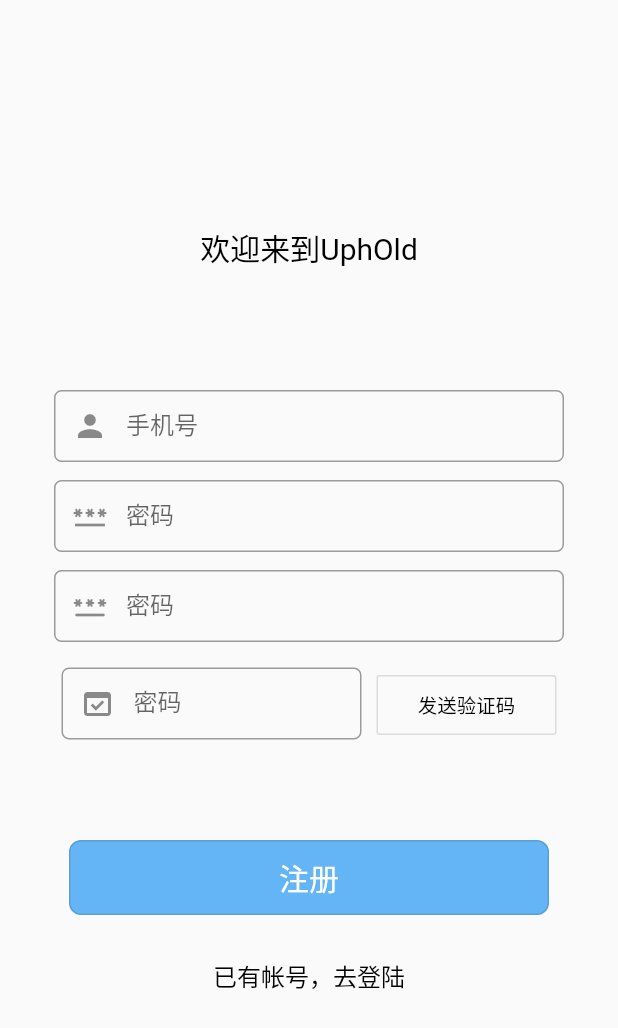
After one commit to m47m/UpHold, a Flutter app: the Login screen opened by its route, after a tap on "还没有账户，去注册", on a phone screen of 412 x 824 dp. The commit adds this screen. Shown: the top 1028 px of the screen. Run offline on Flutter 3.47's test engine with Material 2 defaults, Android fonts, the phone set to English and light mode, and no system bars; our stand-ins replace carousel_slider, photo_view, shared_preferences; missing offline and left inert: flutter_verification_box; accounts and stored records are empty; network calls fail.

Commit message:
register des April 24 2022

```diff
--- a/lib/main.dart
+++ b/lib/main.dart
@@ -9,6 +9,7 @@ import 'package:uphold/pages/Persons/Collections.dart';
 import 'package:uphold/pages/Persons/Message.dart';
 import 'package:uphold/pages/Persons/MsgDetails.dart';
 import 'package:uphold/pages/Persons/Record.dart';
+import 'package:uphold/pages/Register.dart';
 import 'package:uphold/pages/Reservation.dart';
 import 'components/PhotoViewSimpleScreen.dart';
 import 'pages/Tabs.dart';
@@ -56,6 +57,7 @@ class _MyAppState extends State<MyApp> {
       routes: {
         '/tabs':(context)=>(Tabs()),
         '/login':(context)=>(Login()),
+        '/register':(context)=>(Register()),
         '/message':(context)=>(Message()),
         '/record':(context)=>(Record()),
         '/collections':(context)=>(Collections()),
--- a/lib/pages/Login.dart
+++ b/lib/pages/Login.dart
@@ -1,6 +1,7 @@
 import 'package:flutter/material.dart';
 import 'package:http/http.dart' as http;
 import 'package:shared_preferences/shared_preferences.dart';
+import 'package:uphold/pages/Register.dart';
 import 'dart:convert' ;
 import 'Tabs.dart';
 
@@ -57,7 +58,7 @@ class _LoginState extends State<Login> {
           mainAxisAlignment: MainAxisAlignment.start,
           children: [
             Text(
-              '欢迎来到UphOld',
+              '欢迎进入UphOld',
               style: TextStyle(color: Colors.black, fontSize: 20),
             ),
             SizedBox(
@@ -66,7 +67,7 @@ class _LoginState extends State<Login> {
             ),
             SizedBox(
               height: 80,
-              width: 320,
+              width: 340,
               child: TextField(
                 decoration: InputDecoration(
                     hintText: '请输入手机号',
@@ -89,7 +90,7 @@ class _LoginState extends State<Login> {
               ),
             ),
             SizedBox(
-              width: 320,
+              width: 340,
               child: TextField(
                 textInputAction: TextInputAction.go,
                 obscureText: true,
@@ -117,20 +118,49 @@ class _LoginState extends State<Login> {
               height: 60,
             ),
             Container(
-              width: 120,
+              width: 320,
               height: 50,
               child: OutlinedButton(
+                style: ButtonStyle(
+                    backgroundColor: MaterialStateProperty.all(Colors.blue.shade300),
+                    shape: MaterialStateProperty.all(
+                      RoundedRectangleBorder(
+                        borderRadius: BorderRadius.circular(8),
+                      ),
+                    ),
+                ),
                   onPressed: ()  {
                     _login();
                   },
                   child: Text(
                     "登录",
                     style: TextStyle(
-                        color: Colors.black,
+                        color: Colors.white,
                         fontWeight: FontWeight.w400,
-                        fontSize: 17),
+                        fontSize: 20),
                   )),
             ),
+            SizedBox(
+              height: 15,
+            ),
+
+            Container(
+              width: 320,
+              height: 50,
+              alignment: Alignment.center,
+              child: GestureDetector(
+                  child: Text("还没有账户，去注册",
+                    style: TextStyle(
+                        color: Colors.black,
+                        fontWeight: FontWeight.w300,
+                        fontSize: 16),),
+                  onTap: () {
+                    Navigator.of(context).push(MaterialPageRoute(
+                        builder: (context) => Register()));
+                  }
+              ),
+            ),
+
           ],
         ),
       ),
--- /dev/null
+++ b/lib/pages/Register.dart
@@ -0,0 +1,347 @@
+import 'dart:async';
+import 'dart:convert';
+
+import 'package:flutter/material.dart';
+import 'package:http/http.dart' as http;
+
+import 'Login.dart';
+
+import 'package:flutter_verification_box/verification_box.dart';
+
+class Register extends StatefulWidget {
+  const Register({Key? key}) : super(key: key);
+
+  @override
+  _RegisterState createState() => _RegisterState();
+}
+
+class _RegisterState extends State<Register> {
+  bool isButtonEnable = true; //按钮状态  是否可点击
+  String buttonText = '发送验证码'; //初始文本
+  int count = 60; //初始倒计时时间
+  Timer? timer; //倒计时的计时器
+  TextEditingController mController = TextEditingController();
+
+  String tel = "";
+  String password = "";
+  String password2 = "";
+  String code = "";
+  String API = "http://api.uphold.tongtu.xyz";
+
+  void _initTimer() {
+    timer = new Timer.periodic(Duration(seconds: 1), (Timer timer) {
+      count--;
+      setState(() {
+        if (count == 0) {
+          timer.cancel(); //倒计时结束取消定时器
+          isButtonEnable = true; //按钮可点击
+          count = 60; //重置时间
+          buttonText = '发送验证码'; //重置按钮文本
+        } else {
+          buttonText = '重新发送($count)'; //更新文本内容
+        }
+      });
+    });
+  }
+
+  void _buttonClickListen() {
+    setState(() {
+      if (isButtonEnable) {
+        //当按钮可点击时
+        isButtonEnable = false; //按钮状态标记
+        _initTimer();
+        return null; //返回null按钮禁止点击
+      } else {
+        //当按钮不可点击时
+//        debugPrint('false');
+        return null; //返回null按钮禁止点击
+      }
+    });
+  }
+
+  @override
+  void dispose() {
+    timer?.cancel(); //销毁计时器
+    timer = null;
+    mController.dispose();
+    super.dispose();
+  }
+
+  _register() async {
+    print("注册信息：tel："+tel+"password："+password+"code："+ this.code);
+    //var url = Uri.parse(API+"/user/login?username="+this.tel+"&password="+this.password);
+    var url = Uri.parse(API+"/user/register");
+
+    Map data = {
+      'phone': this.tel,
+      'password': this.password,
+      'code':this.code,
+    };
+    var body = json.encode(data);
+    var response = await http.post(url, headers: {"Content-Type": "application/json"},body: body);
+    print('Response body: ${response.body}');
+    var responseJson = json.decode(response.body);
+
+  }
+
+  @override
+  Widget build(BuildContext context) {
+    return Scaffold(
+      resizeToAvoidBottomInset: false,
+      body: Container(
+        alignment: Alignment.center,
+        margin: EdgeInsets.fromLTRB(0, 150, 0, 0),
+        child: Column(
+          mainAxisAlignment: MainAxisAlignment.start,
+          children: [
+            Text(
+              '欢迎来到UphOld',
+              style: TextStyle(color: Colors.black, fontSize: 20),
+            ),
+
+            SizedBox(
+              height: 80,
+              width: 20,
+            ),
+
+            //手机号
+            SizedBox(
+              height: 60,
+              width: 340,
+              child: TextField(
+                decoration: InputDecoration(
+                    hintText: '请输入手机号',
+                    labelText: '手机号',
+                    border: OutlineInputBorder(
+                      borderRadius: BorderRadius.all(
+                        /// 里面的数值尽可能大才是左右半圆形，否则就是普通的圆角形
+                        Radius.circular(5),
+                      ),
+                    ),
+
+                    ///设置内容内边距
+                    contentPadding: EdgeInsets.only(
+                      top: 0,
+                      bottom: 0,
+                    ),
+                    prefixIcon: Icon(Icons.person)),
+                onChanged: (text) {
+                  this.tel = text;
+                },
+              ),
+            ),
+
+            //密码
+            SizedBox(
+              height: 60,
+              width: 340,
+              child: TextField(
+                textInputAction: TextInputAction.go,
+                obscureText: true,
+                decoration: InputDecoration(
+                    hintText: '请输入密码',
+                    labelText: '密码',
+                    border: OutlineInputBorder(
+                      borderRadius: BorderRadius.all(
+                        /// 里面的数值尽可能大才是左右半圆形，否则就是普通的圆角形
+                        Radius.circular(5),
+                      ),
+                    ),
+
+                    ///设置内容内边距
+                    contentPadding: EdgeInsets.only(
+                      top: 0,
+                      bottom: 0,
+                    ),
+                    prefixIcon: Icon(Icons.password)),
+                onChanged: (text) {
+                  this.password = text;
+                },
+              ),
+            ),
+
+            //确认密码
+            SizedBox(
+              height: 60,
+              width: 340,
+              child: TextField(
+                textInputAction: TextInputAction.go,
+                obscureText: true,
+                decoration: InputDecoration(
+                    hintText: '请输入密码',
+                    labelText: '密码',
+                    border: OutlineInputBorder(
+                      borderRadius: BorderRadius.all(
+                        /// 里面的数值尽可能大才是左右半圆形，否则就是普通的圆角形
+                        Radius.circular(5),
+                      ),
+                    ),
+
+                    ///设置内容内边距
+                    contentPadding: EdgeInsets.only(
+                      top: 0,
+                      bottom: 0,
+                    ),
+                    prefixIcon: Icon(Icons.password_rounded)),
+                onChanged: (text) {
+                  this.password2 = text;
+                },
+              ),
+            ),
+            //验证码
+
+            SizedBox(
+                height: 60,
+                width: 340,
+                child: Row(
+                  mainAxisAlignment: MainAxisAlignment.spaceAround,
+                  children: [
+                    Container(
+                      width: 200,
+                      height: 50,
+                      child: TextField(
+                        textInputAction: TextInputAction.go,
+                        // obscureText: true,
+                        decoration: InputDecoration(
+                            hintText: '请输入密码',
+                            labelText: '密码',
+                            border: OutlineInputBorder(
+                              borderRadius: BorderRadius.all(
+                                /// 里面的数值尽可能大才是左右半圆形，否则就是普通的圆角形
+                                Radius.circular(5),
+                              ),
+                            ),
+
+                            ///设置内容内边距
+                            contentPadding: EdgeInsets.only(
+                              top: 0,
+                              bottom: 0,
+                            ),
+                            prefixIcon: Icon(Icons.domain_verification)),
+                        onChanged: (text) {
+                          this.code = text;
+                        },
+                      ),
+                    ),
+
+
+                    Container(
+                      width: 120,
+                      height: 40,
+                      child: OutlinedButton(
+                          style: ButtonStyle(
+                            // backgroundColor: MaterialStateProperty.all(Colors.blue.shade100),
+                            shape: MaterialStateProperty.all(
+                              RoundedRectangleBorder(
+                                borderRadius: BorderRadius.circular(2),
+                              ),
+                            ),
+                          ),
+                          onPressed: () {
+                            setState(() {
+                              _buttonClickListen();
+                            });
+                          },
+                          child: Text(
+                            '$buttonText',
+                            style: TextStyle(
+                              color: Colors.black,
+                                fontWeight: FontWeight.w400, fontSize: 13),
+                          )),
+                    ),
+
+//                     Container(
+//                       width: 80,
+//
+//
+//
+//                       child: FlatButton(
+//                         disabledColor: Colors.grey.withOpacity(0.1),
+//                         //按钮禁用时的颜色
+//                         disabledTextColor: Colors.white,
+//                         //按钮禁用时的文本颜色
+//                         textColor: isButtonEnable
+//                             ? Colors.white
+//                             : Colors.black.withOpacity(0.2),
+//                         //文本颜色
+//                         color: isButtonEnable
+//                             ? Color(0xff44c5fe)
+//                             : Colors.grey.withOpacity(0.1),
+//                         //按钮的颜色
+//                         splashColor: isButtonEnable
+//                             ? Colors.white.withOpacity(0.1)
+//                             : Colors.transparent,
+//
+//                         shape: StadiumBorder(side: BorderSide.none),
+//                         onPressed: () {
+//                           setState(() {
+//                             _buttonClickListen();
+//                           });
+//                         },
+// //                        child: Text('重新发送 (${secondSy})'),
+//                         child: Text(
+//                           '$buttonText',
+//                           style: TextStyle(
+//                             fontSize: 13,
+//                           ),
+//                         ),
+//                       ),
+//
+//                     ),
+                  ],
+                )),
+
+            SizedBox(
+              height: 60,
+            ),
+
+            Container(
+              width: 320,
+              height: 50,
+              child: OutlinedButton(
+                  style: ButtonStyle(
+                    backgroundColor:
+                        MaterialStateProperty.all(Colors.blue.shade300),
+                    shape: MaterialStateProperty.all(
+                      RoundedRectangleBorder(
+                        borderRadius: BorderRadius.circular(8),
+                      ),
+                    ),
+                  ),
+                  onPressed: () {
+                    _register();
+                  },
+                  child: Text(
+                    "注册",
+                    style: TextStyle(
+                        color: Colors.white,
+                        fontWeight: FontWeight.w400,
+                        fontSize: 20),
+                  )),
+            ),
+            SizedBox(
+              height: 15,
+            ),
+
+            Container(
+              width: 320,
+              height: 50,
+              alignment: Alignment.center,
+              child: GestureDetector(
+                  child: Text(
+                    "已有帐号，去登陆",
+                    style: TextStyle(
+                        color: Colors.black,
+                        fontWeight: FontWeight.w300,
+                        fontSize: 16),
+                  ),
+                  onTap: () {
+                    Navigator.of(context).pop();
+                  }),
+            ),
+          ],
+        ),
+      ),
+    );
+  }
+}
--- a/lib/pages/Reservation.dart
+++ b/lib/pages/Reservation.dart
@@ -1,32 +1,98 @@
+import 'dart:collection';
+
 import 'package:flutter/material.dart';
 
-
 class FMRadioModel extends Object {
-
   int index;
   String text;
 
   FMRadioModel(this.index, this.text);
 }
 
+
+//预约表单
+class Appointment {
+  String id;
+  String start_time;
+  String end_time;
+  String gym_area;
+
+  Appointment(this.id, this.start_time, this.end_time, this.gym_area);
+}
+
+
+//时间段类
+class Period {
+  String start_time;
+  String end_time;
+  String id;
+  Period(this.start_time, this.end_time,this.id);
+}
+
+
+//日期对应的场所数组，以及场所对应的时间段数组
+class dData {
+  List<String> area;
+  HashMap<String, List<Period>>? map;
+  dData(this.area, this.map);
+
+}
+
 class Reservartion extends StatefulWidget {
   String title = " ";
 
-  Reservartion({Key? key,required this.title}) : super(key: key);
+  Reservartion({Key? key, required this.title}) : super(key: key);
 
   @override
   _ReservartionState createState() => _ReservartionState(title);
+
+//List<Appointment> list;
+//Reservartion({Key? key,required this.list}) : super(key: key);
+
+// @override
+// _ReservartionState createState() => _ReservartionState(this.list);
+
 }
 
 class _ReservartionState extends State<Reservartion> {
-  _ReservartionState( this.title){
-  }
+  String title = "";
+  String ReservationStatus = "0/100人";
+  String ReservationVenues = "";
 
-  List <FMRadioModel> _datas = [];
-  List <FMRadioModel> _datas2 = [];
+  List<FMRadioModel> _datas = [];
+  List<FMRadioModel> _datas2 = [];
 
   int groupValueOfTimeline = 1;
   int groupValueOfVenues = 1;
+
+  _ReservartionState(this.title) {
+
+  }
+
+  // List<Appointment> list;
+  // _ReservartionState( this.list){
+  // }
+
+  // List<String>? _list_date;
+  // List<String>? _list_area;
+  // List<Period>? _list_period;
+  //
+  // int groupValueOfPeriod = 1;
+  // int groupValueOfArea = 1;
+  // int groupValueOfDate = 1;
+
+
+  // String ReservationStatus = "0/100人";
+  // String ReservationArea = "";
+  // String ReservationPeriod = "";
+  // String ReservationDate = "";
+  // String ReservationId = "";
+
+
+  // //地点 ---> 日期 数组
+  // HashMap<String,List<String>>? _map1;
+  // //日期 -----> (地点 and 时间段) 数组
+  // HashMap<String,List<dData>>? _map2;
 
   @override
   void initState() {
@@ -36,9 +102,7 @@ class _ReservartionState extends State<Reservartion> {
     initData();
   }
 
-
-  void initData(){
-
+  void initData() {
     _datas.add(FMRadioModel(1, "9:00-11:00"));
     _datas.add(FMRadioModel(2, "11:00-13:00"));
     _datas.add(FMRadioModel(3, "13:00-15:00"));
@@ -51,27 +115,27 @@ class _ReservartionState extends State<Reservartion> {
     _datas2.add(FMRadioModel(4, "场所名称4"));
     _datas2.add(FMRadioModel(5, "场所名称5"));
 
-    setState(() {
-
-    });
+    setState(() {});
   }
 
-  String title = "";
-  String ReservationStatus = "0/100人";
-  String ReservationVenues = "";
   @override
   Widget build(BuildContext context) {
     return Scaffold(
       appBar: AppBar(
-          titleSpacing: 0,  //清除title左右padding，默认情况下会有一定的padding距离
-          toolbarHeight: 50, //将高度定到44，设计稿的高度。为了方便适配，
+        titleSpacing: 0,
+        //清除title左右padding，默认情况下会有一定的padding距离
+        toolbarHeight: 50,
+        //将高度定到44，设计稿的高度。为了方便适配，
         //推荐使用插件flutter_screenutil做屏幕的适配工作
         backgroundColor: Colors.white,
         elevation: 1,
         //由于title本身是接受一个widget，所以可以直接给他一个自定义的widget。
         centerTitle: true,
         //由于title本身是接受一个widget，所以可以直接给他一个自定义的widget。
-          title: new Text("预约" ,style: TextStyle(color: Colors.black),),
+        title: new Text(
+          "预约",
+          style: TextStyle(color: Colors.black),
+        ),
         iconTheme: IconThemeData(
           color: Colors.black, //修改颜色
         ),
@@ -85,9 +149,7 @@ class _ReservartionState extends State<Reservartion> {
             height: 45,
             margin: EdgeInsets.fromLTRB(0, 30, 0, 0),
             child: OutlinedButton(
-                onPressed: ()  {
-
-                },
+                onPressed: () {},
                 child: Text(
                   "预约",
                   style: TextStyle(
@@ -101,108 +163,117 @@ class _ReservartionState extends State<Reservartion> {
     );
   }
 
-  _buildListView(){
+  _buildListView() {
     return ListView.builder(
-      itemBuilder: (BuildContext context, int index){
+      itemBuilder: (BuildContext context, int index) {
         return _buildRadioOfTime(_datas[index]);
       },
       itemCount: _datas.length,
     );
   }
 
-  _buildRadioOfTime(FMRadioModel model){
+  _buildRadioOfTime(FMRadioModel model) {
     return Container(
-      child:  RadioListTile(
+      child: RadioListTile(
         value: model.index,
         groupValue: groupValueOfTimeline,
-        title: Text(model.text,style: TextStyle(fontSize: 15),),
-        onChanged: (index){
+        title: Text(
+          model.text,
+          style: TextStyle(fontSize: 15),
+        ),
+        onChanged: (index) {
           this.groupValueOfTimeline = model.index;
-          this.ReservationStatus = _datas[groupValueOfTimeline-1].text;
-          setState(() {  });
+          this.ReservationStatus = _datas[groupValueOfTimeline - 1].text;
+          setState(() {});
         },
       ),
       height: 40,
     );
   }
 
-  _buildListView2(){
+  _buildListView2() {
     return ListView.builder(
-      itemBuilder: (BuildContext context, int index){
+      itemBuilder: (BuildContext context, int index) {
         return _buildRadioOfVenues(_datas2[index]);
       },
       itemCount: _datas2.length,
     );
   }
 
-  _buildRadioOfVenues(FMRadioModel model){
+  _buildRadioOfVenues(FMRadioModel model) {
     return Container(
-      child:  RadioListTile(
+      child: RadioListTile(
         value: model.index,
         groupValue: groupValueOfVenues,
-        title: Text(model.text,style: TextStyle(fontSize: 15),),
-        onChanged: (index){
+        title: Text(
+          model.text,
+          style: TextStyle(fontSize: 15),
+        ),
+        onChanged: (index) {
           this.groupValueOfVenues = model.index;
-          this.ReservationVenues = _datas2[groupValueOfVenues-1].text;
-          setState(() {  });
+          this.ReservationVenues = _datas2[groupValueOfVenues - 1].text;
+          setState(() {});
         },
       ),
       height: 40,
     );
   }
 
-  createColumn(){
+  createColumn() {
     return Column(
       mainAxisAlignment: MainAxisAlignment.start,
       crossAxisAlignment: CrossAxisAlignment.start,
       children: [
         Container(
           margin: EdgeInsets.fromLTRB(10, 20, 5, 10),
-          child: Text("健身健身房名称健身房名称",style: TextStyle(fontWeight: FontWeight.w500,fontSize: 18),maxLines: 1,),
+          child: Text(
+            "健身健身房名称健身房名称",
+            style: TextStyle(fontWeight: FontWeight.w500, fontSize: 18),
+            maxLines: 1,
+          ),
         ),
         Container(
           margin: EdgeInsets.fromLTRB(10, 5, 5, 10),
-          child: Text("健身房地理位置健身房地理位置健身房地理位置健身房地理位置健身房地理位置",style: TextStyle(fontWeight: FontWeight.w300,fontSize: 16)),
+          child: Text("健身房地理位置健身房地理位置健身房地理位置健身房地理位置健身房地理位置",
+              style: TextStyle(fontWeight: FontWeight.w300, fontSize: 16)),
         ),
         Container(
           margin: EdgeInsets.fromLTRB(10, 5, 5, 10),
-          child: Text("当前预约状态："+'${this.ReservationStatus} '+'${this.ReservationVenues} ',style: TextStyle(fontWeight: FontWeight.w500,fontSize: 18 )),
+          child: Text(
+              "当前预约状态：" +
+                  '${this.ReservationStatus} ' +
+                  '${this.ReservationVenues} ',
+              style: TextStyle(fontWeight: FontWeight.w500, fontSize: 18)),
         ),
-
         Container(
           margin: EdgeInsets.fromLTRB(10, 5, 0, 0),
-          child: Text("选择日期：",style: TextStyle(fontWeight: FontWeight.w500,fontSize: 16)),
+          child: Text("选择日期：",
+              style: TextStyle(fontWeight: FontWeight.w500, fontSize: 16)),
         ),
-
         Container(
           height: 30,
           margin: EdgeInsets.fromLTRB(10, 5, 0, 0),
-          child: Text("",style: TextStyle(fontWeight: FontWeight.w500,fontSize: 16)),
+          child: Text("",
+              style: TextStyle(fontWeight: FontWeight.w500, fontSize: 16)),
         ),
-
-
-
         Container(
           margin: EdgeInsets.fromLTRB(10, 5, 0, 0),
-          child: Text("选择时间：",style: TextStyle(fontWeight: FontWeight.w500,fontSize: 16)),
+          child: Text("选择时间：",
+              style: TextStyle(fontWeight: FontWeight.w500, fontSize: 16)),
         ),
-
         Container(
-         height: 41.0*_datas.length,
-         child:  _buildListView(),
+          height: 41.0 * _datas.length,
+          child: _buildListView(),
         ),
-
         Container(
           margin: EdgeInsets.fromLTRB(10, 5, 0, 0),
-          child: Text("选择场所：",style: TextStyle(fontWeight: FontWeight.w500,fontSize: 16)),
+          child: Text("选择场所：",
+              style: TextStyle(fontWeight: FontWeight.w500, fontSize: 16)),
         ),
-
         Container(
-          height: 41.0*_datas.length,
-          child:  _buildListView2(),
+          height: 41.0 * _datas.length,
+          child: _buildListView2(),
         ),
-
-
       ],
     );
   }
--- a/lib/pages/Tabs/Home.dart
+++ b/lib/pages/Tabs/Home.dart
@@ -97,7 +97,6 @@ class _HomePageState extends State<HomePage> {
                     Radius.circular(5),
                   ),
                 ),
-
                 ///设置内容内边距
                 contentPadding: EdgeInsets.only(
                   top: 0,
--- a/pubspec.yaml
+++ b/pubspec.yaml
@@ -39,6 +39,7 @@ dependencies:
   shared_preferences: ^2.0.13
   carousel_slider: ^4.0.0
   photo_view: ^0.13.0
+  flutter_verification_box: ^1.0.4
 dev_dependencies:
   flutter_test:
     sdk: flutter
```
Also changed, not shown: pubspec.lock. Lines whose indentation alone changed are shown as unchanged.
